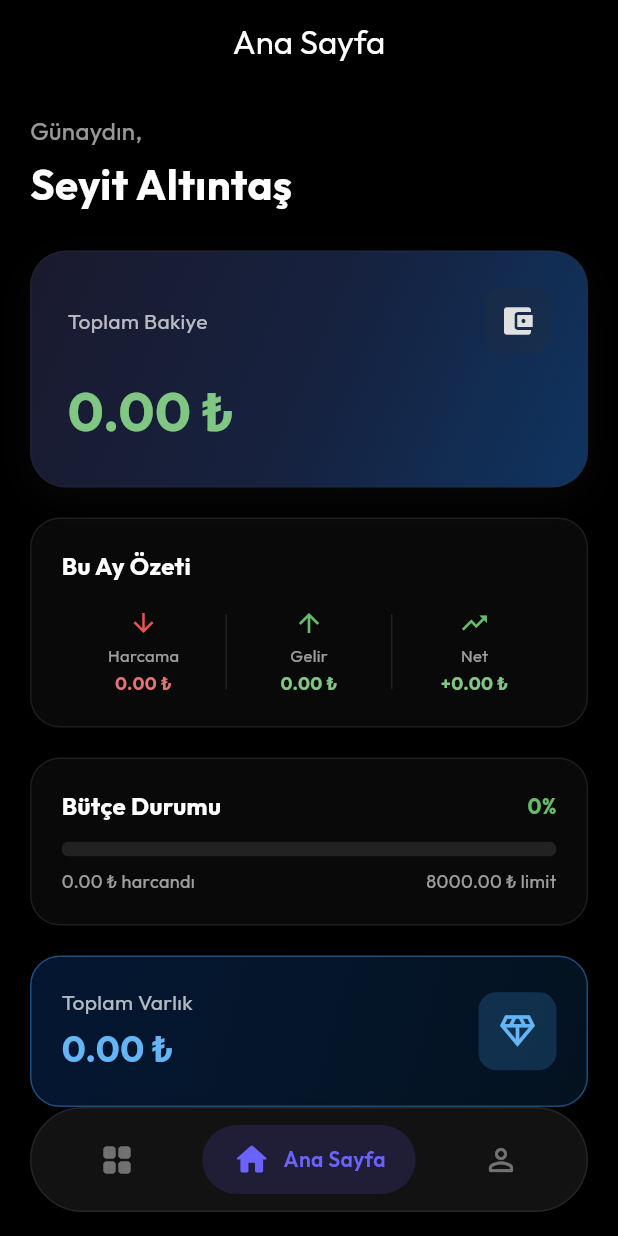
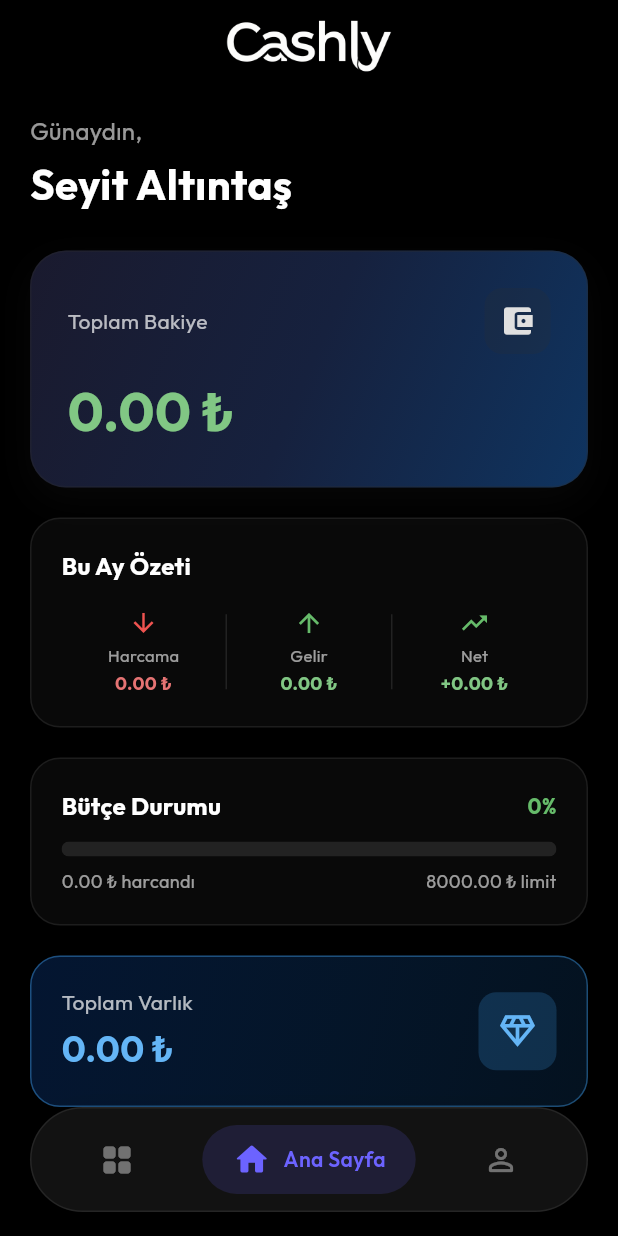
Before and after one commit to SeyitAltintas/Cashly, a Flutter app: the screen it shows after launch, on a phone screen of 412 x 824 dp. Run offline on Flutter 3.47's test engine with Material 3 defaults, Android fonts, the phone set to English and light mode, and no system bars; our stand-ins replace file_picker, fl_chart, flutter_tts, google_fonts, hive_flutter, image_picker and 4 more; accounts and stored records are empty.

Commit message:
Cashly logosu appbar'A eklendi

```diff
--- a/lib/features/home/presentation/widgets/home_app_bar.dart
+++ b/lib/features/home/presentation/widgets/home_app_bar.dart
@@ -181,7 +181,12 @@ class DashboardAppBar extends StatelessWidget implements PreferredSizeWidget {
   Widget build(BuildContext context) {
     return AppBar(
       automaticallyImplyLeading: false,
-      title: const Text("Ana Sayfa"),
+      title: Image.asset(
+        'assets/image/seffaflogo.png',
+        height: 60,
+        fit: BoxFit.contain,
+      ),
+      centerTitle: true,
       backgroundColor: Colors.transparent,
       elevation: 0,
     );
```
